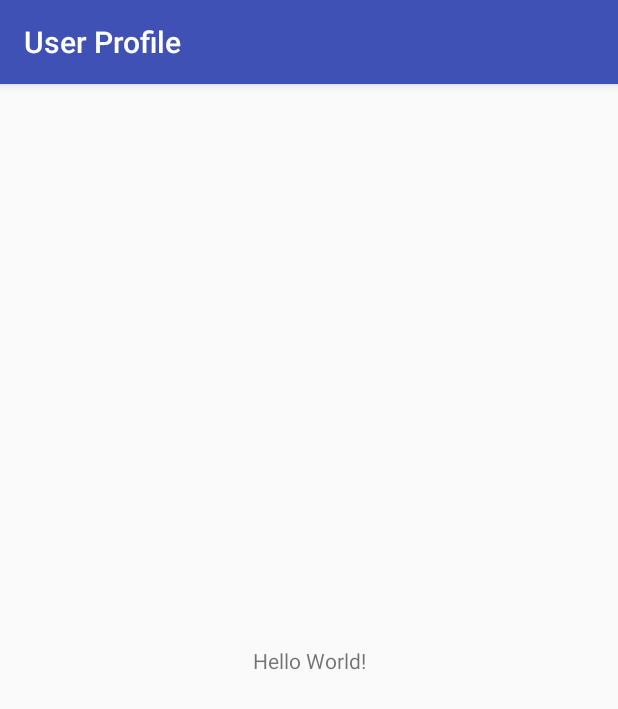
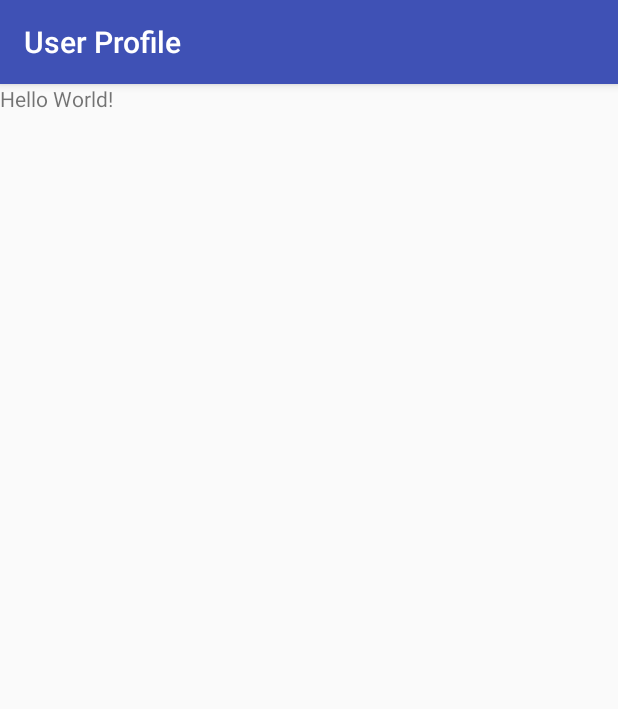
Before and after one commit to Weyinmik/UserProfile, an Android app: the screen it shows after launch (MainActivity), on a phone screen of 412 x 824 dp. Shown: the top 709 px of the screen. Run offline under Robolectric (Android 15) with nearby library versions, the phone set to English and light mode, and no system bars.

Commit message:
ConstraintLayout changed to RelativeLayout

```diff
--- a/app/src/main/res/layout/activity_main.xml
+++ b/app/src/main/res/layout/activity_main.xml
@@ -1,6 +1,5 @@
 <?xml version="1.0" encoding="utf-8"?>
-<android.support.constraint.ConstraintLayout xmlns:android="http://schemas.android.com/apk/res/android"
-    xmlns:app="http://schemas.android.com/apk/res-auto"
+<RelativeLayout xmlns:android="http://schemas.android.com/apk/res/android"
     xmlns:tools="http://schemas.android.com/tools"
     android:layout_width="match_parent"
     android:layout_height="match_parent"
@@ -9,10 +8,6 @@
     <TextView
         android:layout_width="wrap_content"
         android:layout_height="wrap_content"
-        android:text="Hello World!"
-        app:layout_constraintBottom_toBottomOf="parent"
-        app:layout_constraintLeft_toLeftOf="parent"
-        app:layout_constraintRight_toRightOf="parent"
-        app:layout_constraintTop_toTopOf="parent" />
+        android:text="Hello World!" />
 
-</android.support.constraint.ConstraintLayout>
+</RelativeLayout>
```
